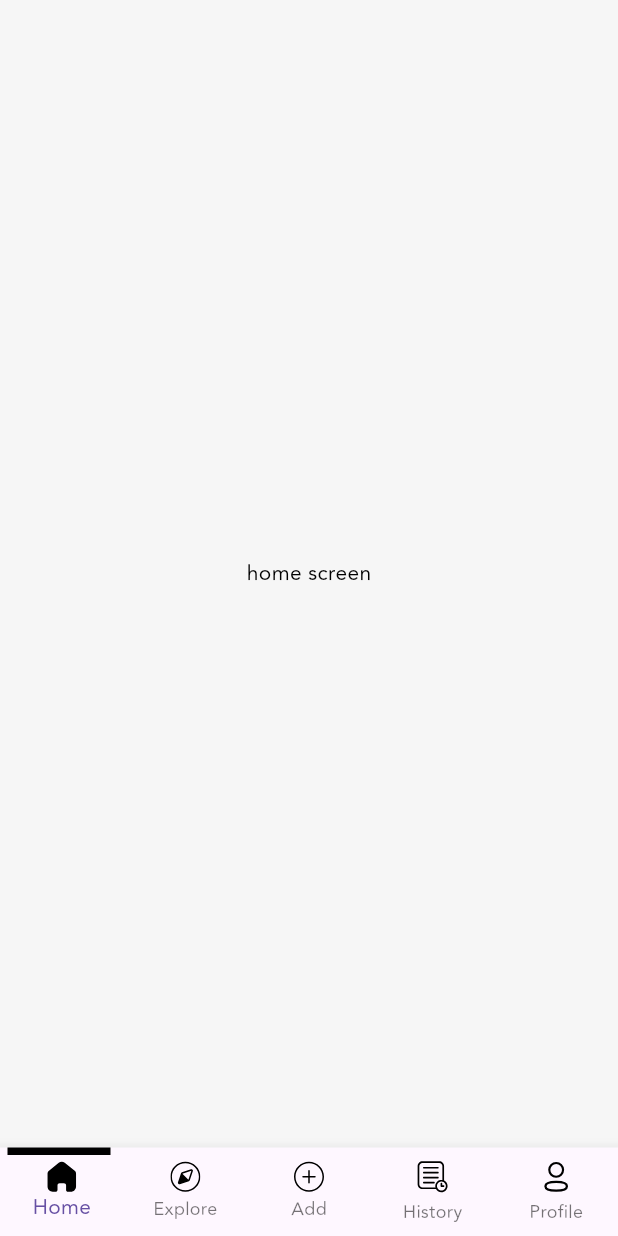
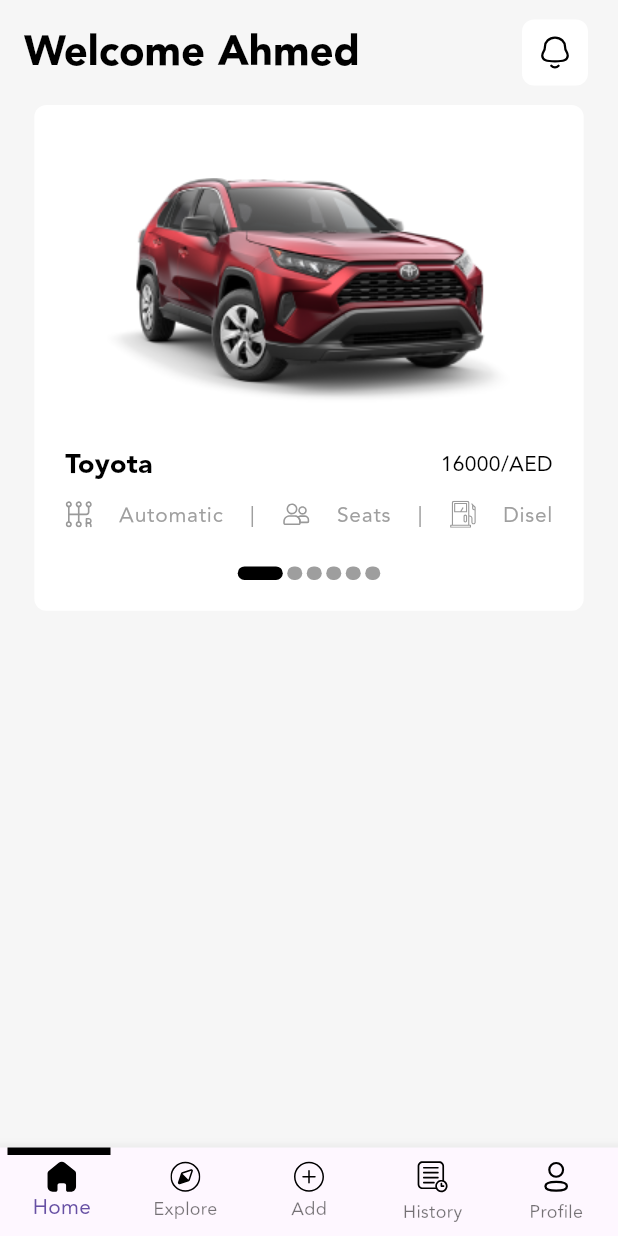
Before and after one commit to mohammednajy/CarAds_App, a Flutter app: the screen it shows after launch, on a phone screen of 412 x 824 dp. Run offline on Flutter 3.47's test engine with Material 3 defaults, Android fonts, the phone set to English and light mode, and no system bars; drawn by our look-alikes of smooth_page_indicator; our stand-ins replace easy_localization, firebase_core, flutter_hooks, flutter_riverpod, flutter_svg, hooks_riverpod; accounts and stored records are empty.

Commit message:
body home card ui

```diff
--- a/lib/core/commonWidgets/custom_appbar.dart
+++ b/lib/core/commonWidgets/custom_appbar.dart
@@ -2,30 +2,28 @@ import 'package:car_ads_app/core/commonWidgets/custom_svg.dart';
 import 'package:car_ads_app/core/commonWidgets/main_card.dart';
 import 'package:car_ads_app/core/config/utils/resources/icons_path.dart';
 import 'package:car_ads_app/core/router/router_extention.dart';
-import 'package:car_ads_app/core/config/utils/extensions/app_sizes.dart';
-import 'package:car_ads_app/core/config/utils/resources/sizes_in_app.dart';
 import 'package:easy_localization/easy_localization.dart';
 import 'package:flutter/material.dart';
 
 class CustomAppBar extends StatelessWidget implements PreferredSizeWidget {
-  const CustomAppBar({
-    super.key,
+  const CustomAppBar(
+      {super.key,
       required this.title,
       this.iconAction,
       this.onTap,
       this.visible = true,
-  });
+      this.actionIcon,
+      this.textStyle});
 
   final String title;
   final String? iconAction;
   final void Function()? onTap;
   final bool visible;
-
+  final List<Widget>? actionIcon;
+  final TextStyle? textStyle;
   @override
   Widget build(BuildContext context) {
-    return Padding(
-      padding: AppPadding.paddingHorizontal.spaceHorizontal,
-      child: AppBar(
+    return AppBar(
       leadingWidth: visible == true ? 42 : 0,
       leading: visible == true
           ? GestureDetector(
@@ -41,8 +39,9 @@ class CustomAppBar extends StatelessWidget implements PreferredSizeWidget {
           : const SizedBox(),
       title: Text(
         title.tr(),
+        style: textStyle,
       ),
-      ),
+      actions: actionIcon,
     );
   }
 
--- a/lib/core/commonWidgets/main_card.dart
+++ b/lib/core/commonWidgets/main_card.dart
@@ -11,8 +11,8 @@ class MainCard extends StatelessWidget {
   final Widget child;
   final double top;
   final double bottom;
-  final double left;
-  final double right;
+  final double start;
+  final double end;
   final double horizontal;
   final double vertical;
 
@@ -25,8 +25,8 @@ class MainCard extends StatelessWidget {
     required this.child,
     this.top = 0,
     this.bottom = 0,
-    this.left = 0,
-    this.right = 0,
+    this.start = 0,
+    this.end = 0,
     this.horizontal = 0,
     this.vertical = 0,
   });
@@ -36,8 +36,8 @@ class MainCard extends StatelessWidget {
     return GestureDetector(
       onTap: onTap,
       child: Card(
-        margin:
-            EdgeInsets.only(bottom: bottom, left: left, right: right, top: top),
+        margin: EdgeInsetsDirectional.only(
+            bottom: bottom, start: start, end: end, top: top),
         shape: RoundedRectangleBorder(
             borderRadius: BorderRadius.circular(AppSize.borderRadius)),
         color: backgroundColor,
--- a/lib/core/config/utils/resources/icons_path.dart
+++ b/lib/core/config/utils/resources/icons_path.dart
@@ -13,4 +13,8 @@ class IconsPath {
   static const String addActiveIcon = '${iconsPath}add_active.svg';
   static const String historyActiveIcon = '${iconsPath}history_active.svg';
   static const String profileActiveIcon = '${iconsPath}profile_active.svg';
+  static const String notificationIcon = '${iconsPath}notification_icon.svg';
+  static const String automaticIcon = '${iconsPath}automatic_icon.svg';
+  static const String diselIcon = '${iconsPath}disel_icon.svg';
+  static const String seatIcon = '${iconsPath}seat_icon.svg';
 }
--- a/lib/core/config/utils/resources/images_path.dart
+++ b/lib/core/config/utils/resources/images_path.dart
@@ -6,4 +6,9 @@ class ImagePath {
   static const String onboarding2 = '${imagePath}onboarding2.png';
   static const String onboarding3 = '${imagePath}onboarding3.png';
   static const String carSplash = '${imagePath}car_splash.png';
+  static const String car1 = '${imagePath}red_car.png';
+  static const String car2 = '${imagePath}car2.png';
+  static const String car3 = '${imagePath}car3.png';
+  static const String car4 = '${imagePath}car4.png';
+  static const String car5 = '${imagePath}car5.png';
 }
--- a/lib/features/bnb/presentation/screens/main_app_screen.dart
+++ b/lib/features/bnb/presentation/screens/main_app_screen.dart
@@ -11,35 +11,26 @@ class MainAppScreen extends HookWidget {
   @override
   Widget build(BuildContext context) {
     final index = useState(0);
+    final screenWidth = MediaQuery.sizeOf(context).width;
+
     return Scaffold(
       body: tabs[index.value].screen,
       bottomNavigationBar: Stack(
-        alignment: indicatorLocation(index.value),
+        alignment: alignments[index.value],
         children: [
           BottomNavigationBar(
             type: BottomNavigationBarType.fixed,
-            items: tabs
-                .map(
-                  (e) => BottomNavigationBarItem(
-                      icon: SvgPicture.asset(
-                        e.tabIcon,
-                      ),
-                      label: e.tabTitle.tr(),
-                      activeIcon: SvgPicture.asset(
-                        e.activeIcon,
-                      )),
-                )
-                .toList(),
+            items: buildNavBarItems(),
             onTap: (value) {
               index.value = value;
             },
             currentIndex: index.value,
           ),
           Container(
-            margin: marginContainer(index.value, context),
+            margin: marginContainer(index.value, screenWidth),
             alignment: Alignment.center,
             height: 5,
-            width: MediaQuery.sizeOf(context).width / 6,
+            width: screenWidth / 6,
             color: ColorManager.primary,
           ),
         ],
@@ -47,23 +38,29 @@ class MainAppScreen extends HookWidget {
     );
   }
 
-  AlignmentGeometry indicatorLocation(int index) {
-    if (index == 0) {
-      return AlignmentDirectional.topStart;
-    } else if (index == 4) {
-      return AlignmentDirectional.topEnd;
-    } else {
-      return AlignmentDirectional.topCenter;
-    }
+  List<BottomNavigationBarItem> buildNavBarItems() {
+    return tabs
+        .map((e) => BottomNavigationBarItem(
+              icon: SvgPicture.asset(e.tabIcon),
+              label: e.tabTitle.tr(),
+              activeIcon: SvgPicture.asset(e.activeIcon),
+            ))
+        .toList();
   }
 
-  EdgeInsetsGeometry marginContainer(int index, BuildContext context) {
+  static const alignments = [
+    AlignmentDirectional.topStart,
+    AlignmentDirectional.topCenter,
+    AlignmentDirectional.topCenter,
+    AlignmentDirectional.topCenter,
+    AlignmentDirectional.topEnd,
+  ];
+
+  EdgeInsetsGeometry marginContainer(int index, double screenWidth) {
     if (index == 3) {
-      return EdgeInsetsDirectional.only(
-          start: MediaQuery.sizeOf(context).width / 2.5);
+      return EdgeInsetsDirectional.only(start: screenWidth / 2.5);
     } else if (index == 1) {
-      return EdgeInsetsDirectional.only(
-          end: MediaQuery.sizeOf(context).width / 2.5);
+      return EdgeInsetsDirectional.only(end: screenWidth / 2.5);
     }
     return const EdgeInsets.symmetric(horizontal: 5);
   }
--- a/lib/features/home/presentation/screens/home_screen.dart
+++ b/lib/features/home/presentation/screens/home_screen.dart
@@ -1,12 +1,40 @@
+import 'package:car_ads_app/core/commonWidgets/custom_appbar.dart';
+import 'package:car_ads_app/core/commonWidgets/main_card.dart';
+import 'package:car_ads_app/core/config/utils/extensions/app_sizes.dart';
+import 'package:car_ads_app/core/config/utils/extensions/text_style_extension.dart';
+import 'package:car_ads_app/core/config/utils/resources/icons_path.dart';
+import 'package:car_ads_app/features/home/presentation/widgets/body_home_widget.dart';
 import 'package:flutter/material.dart';
+import 'package:flutter_svg/flutter_svg.dart';
 
 class HomeScreen extends StatelessWidget {
   const HomeScreen({super.key});
 
   @override
   Widget build(BuildContext context) {
-    return Center(
-      child: Text('home screen'),
+    return Scaffold(
+      appBar: CustomAppBar(
+        title: 'Welcome Ahmed',
+        visible: false,
+        textStyle: context.headlineMedium,
+        actionIcon: [
+          MainCard(
+            end: 20,
+            onTap: () {
+              print('object');
+            },
+            horizontal: 10,
+            vertical: 10,
+            child: SvgPicture.asset(IconsPath.notificationIcon),
+          )
+        ],
+      ),
+      body: ListView(
+        padding: 20.spaceHorizontal,
+        children: [
+          BodyHomeCard(),
+        ],
+      ),
     );
   }
 }
--- /dev/null
+++ b/lib/features/home/presentation/widgets/body_home_widget.dart
@@ -0,0 +1,90 @@
+import 'package:car_ads_app/core/commonWidgets/main_card.dart';
+import 'package:car_ads_app/core/config/utils/extensions/app_sizes.dart';
+import 'package:car_ads_app/core/config/utils/extensions/text_style_extension.dart';
+import 'package:car_ads_app/core/config/utils/resources/colors_manger.dart';
+import 'package:car_ads_app/core/config/utils/resources/icons_path.dart';
+import 'package:car_ads_app/core/config/utils/resources/images_path.dart';
+import 'package:flutter/material.dart';
+import 'package:flutter_svg/svg.dart';
+import 'package:smooth_page_indicator/smooth_page_indicator.dart';
+
+class BodyHomeCard extends StatelessWidget {
+  const BodyHomeCard({
+    super.key,
+  });
+
+  static const images = [
+    ImagePath.car1,
+    ImagePath.car2,
+    ImagePath.car3,
+    ImagePath.car4,
+    ImagePath.car5,
+  ];
+
+  @override
+  Widget build(BuildContext context) {
+    return MainCard(
+      vertical: 20.height,
+      horizontal: 20.height,
+      child: Column(
+        children: [
+          SizedBox(
+            height: 200.height,
+            child: CarouselView(
+                backgroundColor: Colors.transparent,
+                itemSnapping: true,
+                itemExtent: MediaQuery.sizeOf(context).width,
+                children: List.generate(
+                  5,
+                  (value) => Image.asset(images[value]),
+                )),
+          ),
+          Row(
+            mainAxisAlignment: MainAxisAlignment.spaceBetween,
+            children: [
+              Text(
+                'Toyota',
+                style: context.titleMedium,
+              ),
+              Text(
+                '16000/AED',
+                style: context.bodyMedium,
+              ),
+            ],
+          ),
+          9.addVerticalSpace,
+          Row(
+            mainAxisAlignment: MainAxisAlignment.spaceBetween,
+            children: [
+              SvgPicture.asset(IconsPath.automaticIcon),
+              Text(
+                'Automatic',
+                style: context.labelSmall,
+              ),
+              Text(
+                '|',
+                style: context.labelSmall,
+              ),
+              SvgPicture.asset(IconsPath.seatIcon),
+              Text('Seats', style: context.labelSmall),
+              Text('|', style: context.labelSmall),
+              SvgPicture.asset(IconsPath.diselIcon),
+              Text('Disel', style: context.labelSmall),
+            ],
+          ),
+          24.addVerticalSpace,
+          SmoothPageIndicator(
+            controller: PageController(),
+            count: 6,
+
+            effect: const ExpandingDotsEffect(
+                activeDotColor: ColorManager.primaryTextColor,
+                spacing: 3,
+                dotHeight: 9,
+                dotWidth: 10), // your preferred effect
+          )
+        ],
+      ),
+    );
+  }
+}
--- a/lib/features/onboarding/presentation/screens/onboarding_screen.dart
+++ b/lib/features/onboarding/presentation/screens/onboarding_screen.dart
@@ -1,5 +1,6 @@
 import 'package:car_ads_app/core/commonWidgets/custom_button.dart';
 import 'package:car_ads_app/core/config/localization/locale_keys.g.dart';
+import 'package:car_ads_app/core/config/utils/resources/colors_manger.dart';
 import 'package:car_ads_app/core/router/router_extention.dart';
 import 'package:car_ads_app/core/router/routes_name.dart';
 import 'package:car_ads_app/core/config/utils/extensions/layout_extensions.dart';
@@ -52,7 +53,9 @@ class OnBoardingScreen extends HookConsumerWidget {
               controller: controller, // PageController
               count: 3,
               effect: const ExpandingDotsEffect(
-                  dotHeight: 9, dotWidth: 10), // your preferred effect
+                  activeDotColor: ColorManager.primary,
+                  dotHeight: 9,
+                  dotWidth: 10), // your preferred effect
             ).center(),
             40.addVerticalSpace,
             index.value != 2
--- a/pubspec.yaml
+++ b/pubspec.yaml
@@ -21,7 +21,6 @@ dependencies:
   smooth_page_indicator: ^1.2.0+3
   skeletonizer: ^1.4.2
   flutter_spinkit: ^5.2.1
-  animate_do: ^3.3.4
 
 dev_dependencies:
   flutter_lints: ^3.0.0
```
Also changed, not shown: assets/icons/automatic_icon.svg (added), assets/icons/disel_icon.svg (added), assets/icons/notification_icon.svg (added), assets/icons/seat_icon.svg (added), assets/images/car2.png (added), assets/images/car3.png (added), assets/images/car4.png (added), assets/images/car5.png (added), assets/images/red_car.png (added), pubspec.lock. Lines whose indentation alone changed are shown as unchanged.
